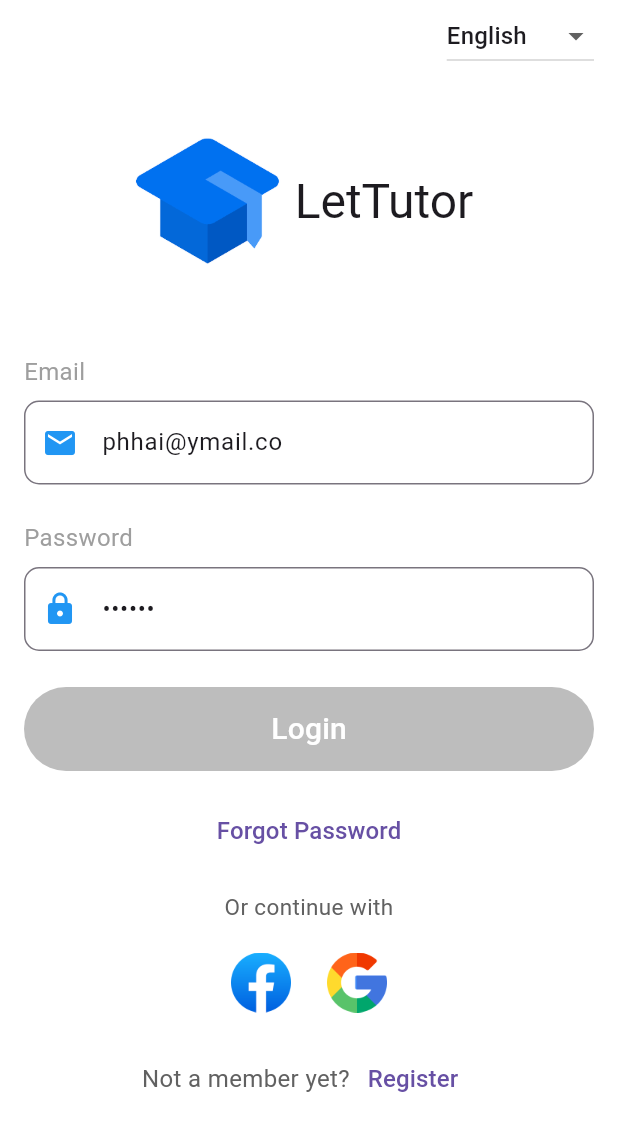
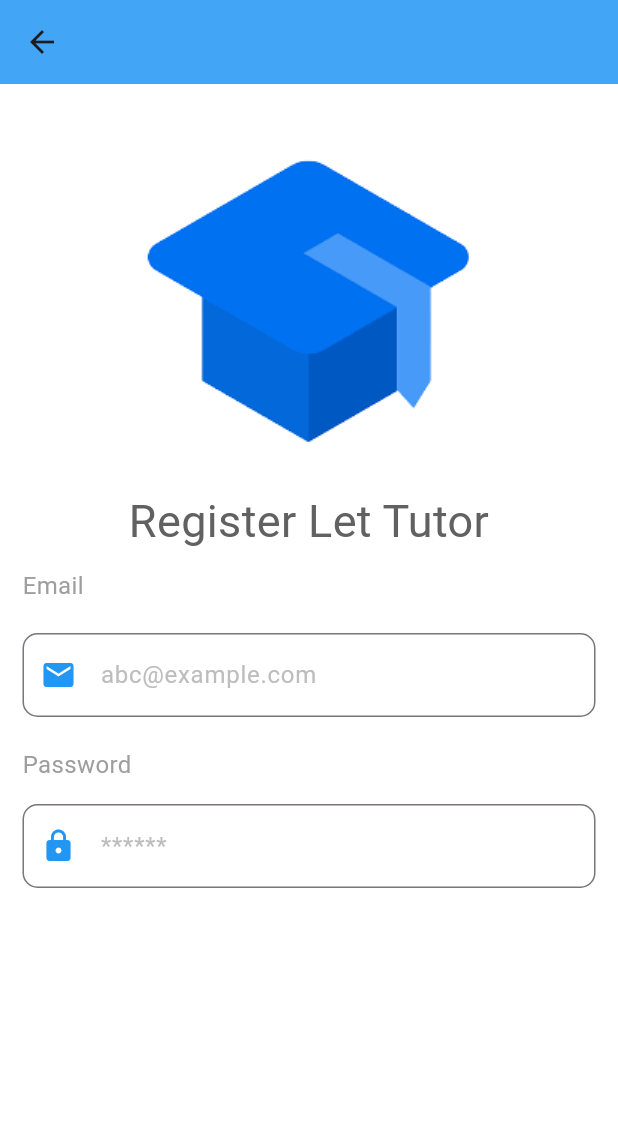
Before and after one commit to trongdaidu0903/advanced_moblie_project, a Flutter app: the screen it shows after launch, after a tap on "Register", on a phone screen of 412 x 824 dp. Shown: the top 1131 px of the screen. Run offline on Flutter 3.47's test engine with Material 2 defaults, Android fonts, the phone set to English and light mode, and no system bars; our stand-ins replace cached_network_image, chewie, google_sign_in, jwt_decoder, shared_preferences, video_player; missing offline and left inert: flutter_facebook_auth, jitsi_meet_wrapper, syncfusion_flutter_pdfviewer; accounts and stored records are empty; network calls fail.

Commit message:
feat(UI): create Register Screen

```diff
--- a/myapp_lettutors/lib/main.dart
+++ b/myapp_lettutors/lib/main.dart
@@ -5,6 +5,7 @@ import 'package:myapp_lettutors/constants/routes.dart';
 import 'package:myapp_lettutors/providers/app_provider.dart';
 import 'package:myapp_lettutors/providers/auth_provider.dart';
 import 'package:myapp_lettutors/screens/authentication/login_screen.dart';
+import 'package:myapp_lettutors/screens/authentication/register_screen.dart';
 import 'package:myapp_lettutors/screens/courses/courses/views/course_detail_view.dart';
 import 'package:myapp_lettutors/screens/navigation/navigation_page.dart';
 import 'package:myapp_lettutors/screens/tutor/search_tutor/views/tutor_search_result.dart';
@@ -77,6 +78,7 @@ class LetTutor extends StatelessWidget {
           home: const LoginView(),
           routes: {
             Routes.login: (context) => const LoginView(),
+            Routes.register: (context) => const RegisterView(),
             Routes.main: (context) => const NavigationPage(),
             Routes.userProfile: (context) => const UserProfileView(),
             Routes.courseDetail: (context) => const CourseDetailView(),
--- a/myapp_lettutors/lib/screens/authentication/login_screen.dart
+++ b/myapp_lettutors/lib/screens/authentication/login_screen.dart
@@ -448,7 +448,7 @@ class _LoginViewState extends State<LoginView> {
                           ),
                           TextButton(
                             onPressed: () {
-                              //Navigator.pushNamed(context, Routes.register);
+                              Navigator.pushNamed(context, Routes.register);
                             },
                             child: Text(
                               lang.register,
--- /dev/null
+++ b/myapp_lettutors/lib/screens/authentication/register_screen.dart
@@ -0,0 +1,118 @@
+import 'package:flutter/material.dart';
+
+class RegisterView extends StatefulWidget {
+  const RegisterView({Key? key}) : super(key: key);
+
+  @override
+  State<RegisterView> createState() => _RegisterViewState();
+}
+
+class _RegisterViewState extends State<RegisterView> {
+  final String _emailErrorText = '';
+  final String _passwordErrorText = '';
+  late TextEditingController _emailController;
+
+  late TextEditingController _passwordController;
+
+  final _passwordFocusNode = FocusNode();
+
+  @override
+  void initState() {
+    super.initState();
+    _emailController = TextEditingController(text: '');
+    _passwordController = TextEditingController(text: '');
+  }
+
+  @override
+  Widget build(BuildContext context) {
+    return Scaffold(
+      backgroundColor: Colors.white,
+      appBar: AppBar(backgroundColor: Colors.blue[400]),
+      body: ListView(
+        children: <Widget>[
+          const SizedBox(height: 20.0),
+          Image.asset(
+            "assets/logo/lettutor.png",
+            height: 250,
+            width: double.infinity,
+          ),
+          const Text(
+            "Register Let Tutor",
+            textAlign: TextAlign.center,
+            style: TextStyle(fontSize: 30),
+          ),
+          const Padding(
+            padding: EdgeInsets.symmetric(horizontal: 15, vertical: 10),
+            child: Text(
+              "Email",
+              style: TextStyle(fontSize: 16, color: Colors.grey),
+            ),
+          ),
+          Padding(
+            padding:
+                const EdgeInsets.symmetric(horizontal: 15.0, vertical: 10.0),
+            child: TextField(
+              controller: _emailController,
+              keyboardType: TextInputType.emailAddress,
+              autocorrect: false,
+              onChanged: (value) {
+                //_handleValidation(lang);
+              },
+              decoration: InputDecoration(
+                hintStyle: TextStyle(color: Colors.grey[400]),
+                hintText: 'abc@example.com',
+                errorText: _emailErrorText.isEmpty ? null : _emailErrorText,
+                prefixIcon: Icon(
+                  Icons.mail,
+                  color:
+                      _emailErrorText.isEmpty ? Colors.blue : Colors.red[700],
+                ),
+                border: const OutlineInputBorder(
+                    borderSide: BorderSide(color: Colors.grey, width: 2),
+                    borderRadius: BorderRadius.all(Radius.circular(10))),
+              ),
+            ),
+          ),
+          const Padding(
+            padding: EdgeInsets.symmetric(horizontal: 15, vertical: 10),
+            child: Text(
+              "Password",
+              style: TextStyle(fontSize: 16, color: Colors.grey),
+            ),
+          ),
+          Padding(
+            padding:
+                const EdgeInsets.symmetric(horizontal: 15.0, vertical: 5.0),
+            child: TextField(
+              controller: _passwordController,
+              obscureText: true,
+              autocorrect: false,
+              onChanged: (value) {
+                //_handleValidation(lang);
+              },
+              decoration: InputDecoration(
+                hintStyle: TextStyle(color: Colors.grey[400]),
+                hintText: '******',
+                errorText:
+                    _passwordErrorText.isEmpty ? null : _passwordErrorText,
+                prefixIcon: Icon(
+                  Icons.lock,
+                  color: _passwordErrorText.isEmpty
+                      ? Colors.blue
+                      : Colors.red[700],
+                ),
+                border: const OutlineInputBorder(
+                    borderSide: BorderSide(color: Colors.grey, width: 2),
+                    borderRadius: BorderRadius.all(Radius.circular(10))),
+              ),
+            ),
+          ),
+          const SizedBox(height: 10.0),
+          Padding(
+              padding:
+                  const EdgeInsets.symmetric(horizontal: 15, vertical: 10)),
+        ],
+      ),
+    );
+  }
+}
```
Also changed, not shown: 1 other file.
